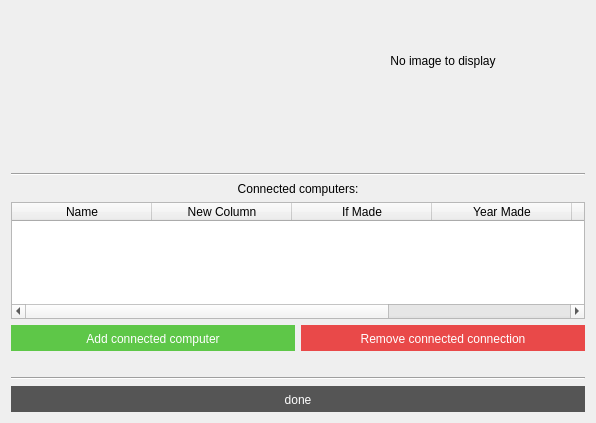
First picture: the form in VL1-project/scientistinfowindow.ui, repository birkirk/vln1-35, before the edit.
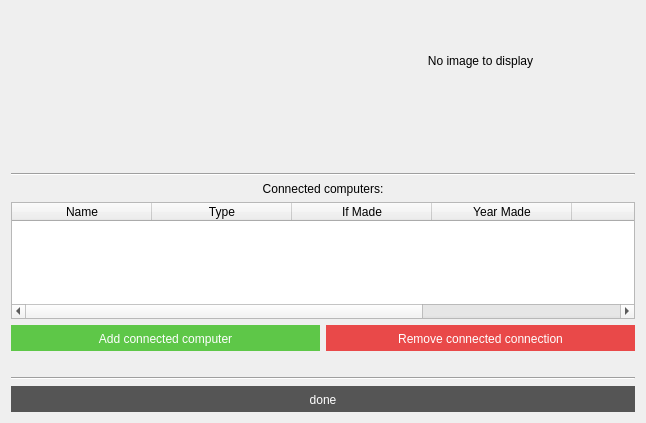
Second picture: the form after the edit.

```diff
--- a/VL1-project/scientistinfowindow.ui
+++ b/VL1-project/scientistinfowindow.ui
@@ -6,7 +6,7 @@
    <rect>
     <x>0</x>
     <y>0</y>
-    <width>596</width>
+    <width>646</width>
     <height>423</height>
    </rect>
   </property>
@@ -166,7 +166,7 @@
      </column>
      <column>
       <property name="text">
-       <string>New Column</string>
+       <string>Type</string>
       </property>
      </column>
      <column>
```
Left out of the diff: 2 changed lines with no effect on the pictures.
